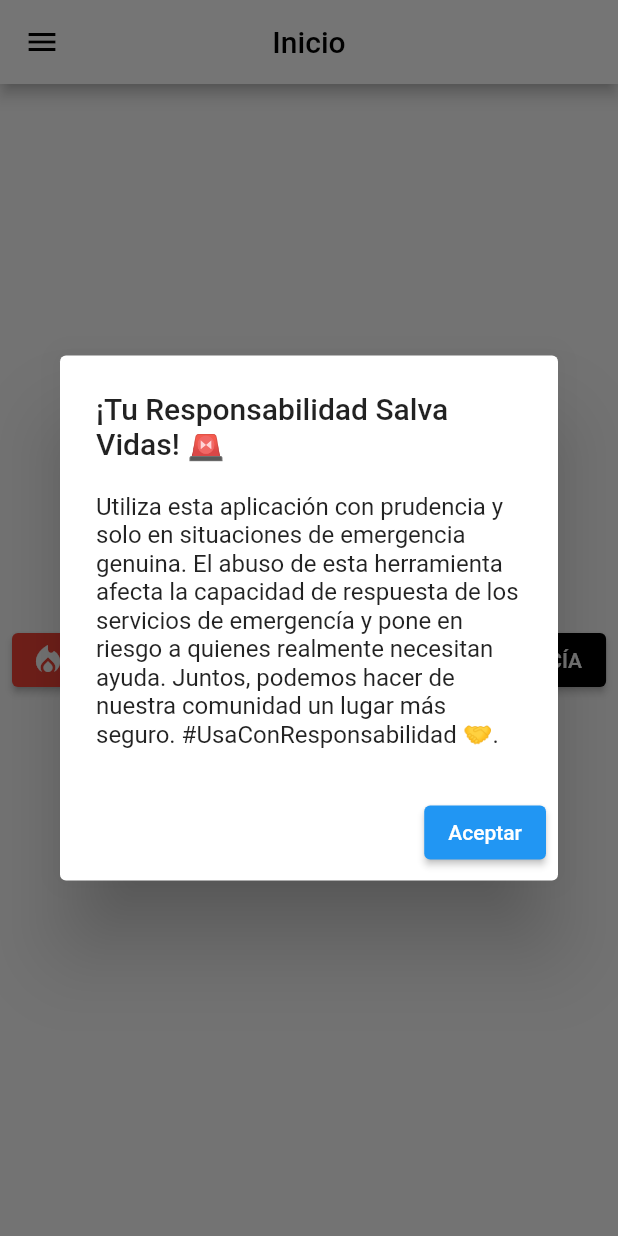
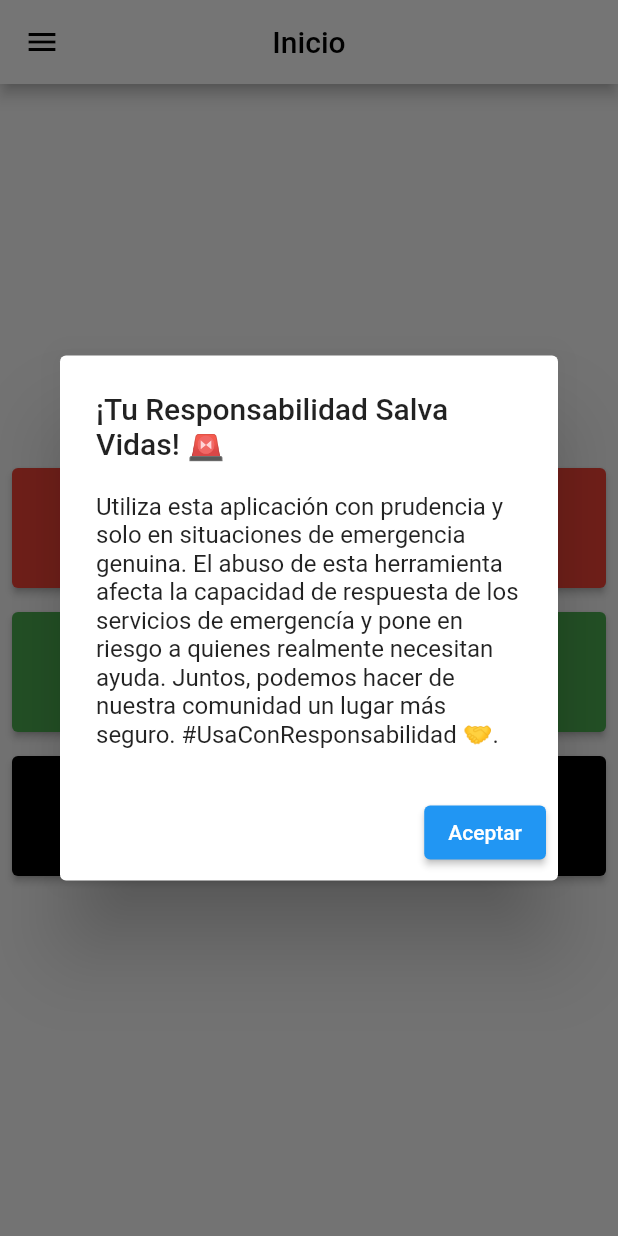
Before and after one commit to journey1010/MobileAppEmergencia, a Flutter app: the HomeScreen screen opened directly with empty values, on a phone screen of 412 x 824 dp. Run offline on Flutter 3.47's test engine with Material 2 defaults, Android fonts, the light colour scheme and no system bars; our stand-ins replace bloc, cached_network_image, flutter_bloc, flutter_secure_storage, geolocator, image_picker and 2 more; accounts and stored records are empty.

Commit message:
correcciones visuales para la pantalla de inicio

```diff
--- a/lib/ui/home/home_screen.dart
+++ b/lib/ui/home/home_screen.dart
@@ -50,7 +50,8 @@ class _HomeState extends State<HomeScreen> {
                 onPressed: () {
                   Navigator.of(context).pop();
                 },
-                child: Text('Aceptar'),
+                child: const Text(
+                  'Aceptar'),
               ),
             ],
           );
@@ -110,42 +111,50 @@ class _HomeState extends State<HomeScreen> {
             children: [
               Padding(
                 padding: const EdgeInsets.all(8.0),
-                child: Row(
-                  mainAxisAlignment: MainAxisAlignment.spaceEvenly,
+                child: Column(
                   children: [
+                    SizedBox(height: 16.0),
                     ElevatedButton.icon(
                       onPressed: () {
                         locationService.getLocationAndSendSOS('bomberos');
                       },
-                      icon: Icon(Icons.local_fire_department, color: Colors.white),
-                      label: const Text('BOMBEROS'),
+                      icon: Icon(Icons.local_fire_department, color: Colors.white, size: 48.0),
+                      label: const Text('BOMBEROS', style: TextStyle(fontSize: 20.0)),
                       style: ElevatedButton.styleFrom(
                         backgroundColor: Colors.red,
+                        padding: EdgeInsets.all(16.0),
+                        minimumSize: Size(double.infinity, 60.0),
                       ),
                     ),
+                    SizedBox(height: 16.0),
                     ElevatedButton.icon(
                       onPressed: () {
                         locationService.getLocationAndSendSOS('hospital');
                       },
-                      icon: Icon(Icons.local_hospital, color: Colors.white),
-                      label: const Text('AMBULANCIA'),
+                      icon: Icon(Icons.local_hospital, color: Colors.white, size: 48.0),
+                      label: const Text('AMBULANCIA', style: TextStyle(fontSize: 20.0)),
                       style: ElevatedButton.styleFrom(
                         backgroundColor: Colors.green,
+                        padding: EdgeInsets.all(16.0),
+                        minimumSize: Size(double.infinity, 60.0),
                       ),
                     ),
+                    SizedBox(height: 16.0),
                     ElevatedButton.icon(
                       onPressed: () {
-                        locationService.getLocationAndSendSOS('hospital');
+                        locationService.getLocationAndSendSOS('policia');
                       },
-                      icon: const Icon(Icons.local_police, color: Colors.white),
-                      label: const Text('POLICÍA'),
+                      icon: const Icon(Icons.local_police, color: Colors.white, size: 48.0),
+                      label: const Text('POLICÍA', style: TextStyle(fontSize: 20.0)),
                       style: ElevatedButton.styleFrom(
                         backgroundColor: Colors.black,
+                        padding: EdgeInsets.all(16.0),
+                        minimumSize: Size(double.infinity, 60.0),
                       ),
                     ),
                   ],
                 ),
-              ),
+              )
             ],
           ),
         ),
```
